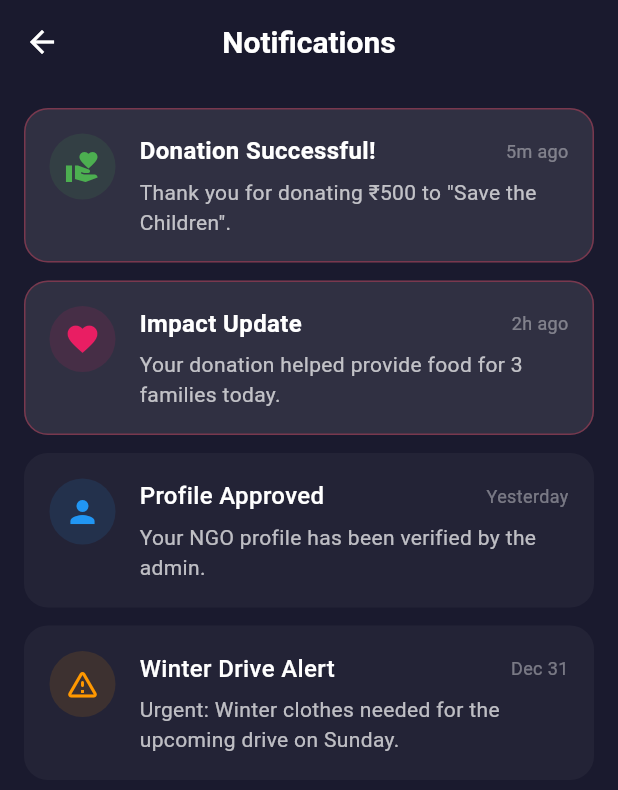
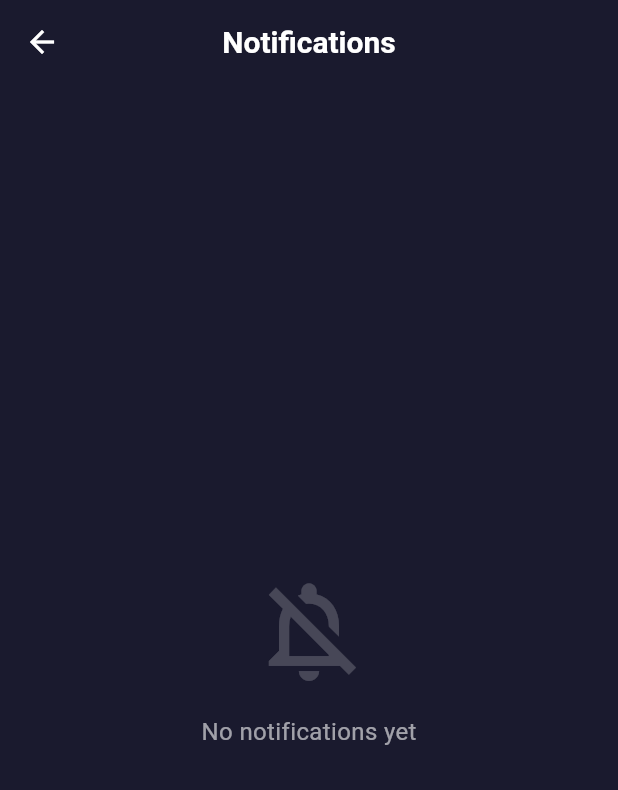
Before and after one commit to raai2005/people-for-people, a Flutter app: the NotificationsScreen screen opened directly, on a phone screen of 412 x 824 dp. Shown: the top 790 px of the screen. Run offline on Flutter 3.47's test engine with Material 3 defaults, Android fonts, the phone set to English and light mode, and no system bars; our stand-ins replace cloud_firestore, file_picker, firebase_auth, firebase_core, flutter_dotenv, image_picker; accounts and stored records are empty; generated files the repository leaves out were written again.

Commit message:
feat: Add notification screen, service, and model.

```diff
--- a/people/lib/models/notification_model.dart
+++ b/people/lib/models/notification_model.dart
@@ -76,41 +76,3 @@ class NotificationModel {
     }
   }
 }
-
-// Dummy Data for Testing
-List<NotificationModel> getDummyNotifications() {
-  return [
-    NotificationModel(
-      id: '1',
-      title: 'Donation Successful!',
-      body: 'Thank you for donating ₹500 to "Save the Children".',
-      timestamp: DateTime.now().subtract(const Duration(minutes: 5)),
-      type: NotificationType.donation,
-      isRead: false,
-    ),
-    NotificationModel(
-      id: '2',
-      title: 'Impact Update',
-      body: 'Your donation helped provide food for 3 families today.',
-      timestamp: DateTime.now().subtract(const Duration(hours: 2)),
-      type: NotificationType.impact,
-      isRead: false,
-    ),
-    NotificationModel(
-      id: '3',
-      title: 'Profile Approved',
-      body: 'Your NGO profile has been verified by the admin.',
-      timestamp: DateTime.now().subtract(const Duration(days: 1)),
-      type: NotificationType.account,
-      isRead: true,
-    ),
-    NotificationModel(
-      id: '4',
-      title: 'Winter Drive Alert',
-      body: 'Urgent: Winter clothes needed for the upcoming drive on Sunday.',
-      timestamp: DateTime.now().subtract(const Duration(days: 2)),
-      type: NotificationType.urgent,
-      isRead: true,
-    ),
-  ];
-}
--- a/people/lib/screens/common/notifications_screen.dart
+++ b/people/lib/screens/common/notifications_screen.dart
@@ -14,8 +14,8 @@ class NotificationsScreen extends StatelessWidget {
       NotificationService.instance.markAllAsRead();
     });
 
-    // Ideally, this list would come from a Provider or Stream
-    final notifications = getDummyNotifications();
+    // List from NotificationService
+    final notifications = NotificationService.instance.notifications;
 
     return Scaffold(
       backgroundColor: AppTheme.primaryDark,
--- a/people/lib/services/notification_service.dart
+++ b/people/lib/services/notification_service.dart
@@ -1,4 +1,5 @@
 import 'package:flutter/material.dart';
+import '../models/notification_model.dart';
 
 class NotificationService {
   // Singleton pattern
@@ -8,16 +9,26 @@ class NotificationService {
   NotificationService._internal();
 
   // Observable state for unread notifications
-  // Initially true to show the dot for demonstration
-  final ValueNotifier<bool> hasUnreadNotifications = ValueNotifier<bool>(true);
+  final ValueNotifier<bool> hasUnreadNotifications = ValueNotifier<bool>(false);
+
+  // In-memory list of notifications (initially empty)
+  final List<NotificationModel> _notifications = [];
+
+  List<NotificationModel> get notifications =>
+      List.unmodifiable(_notifications);
 
   // Mark all notifications as read
   void markAllAsRead() {
     hasUnreadNotifications.value = false;
+    for (var _ in _notifications) {
+      // In a real app, we would update the model's isRead property here
+      // But since models are immutable, we'd need to replace them or handle it in the backend
+    }
   }
 
-  // Method to trigger a new notification (for future use)
-  void triggerNewNotification() {
+  // Method to trigger a new notification
+  void addNotification(NotificationModel notification) {
+    _notifications.insert(0, notification); // Add to top
     hasUnreadNotifications.value = true;
   }
 }
```
